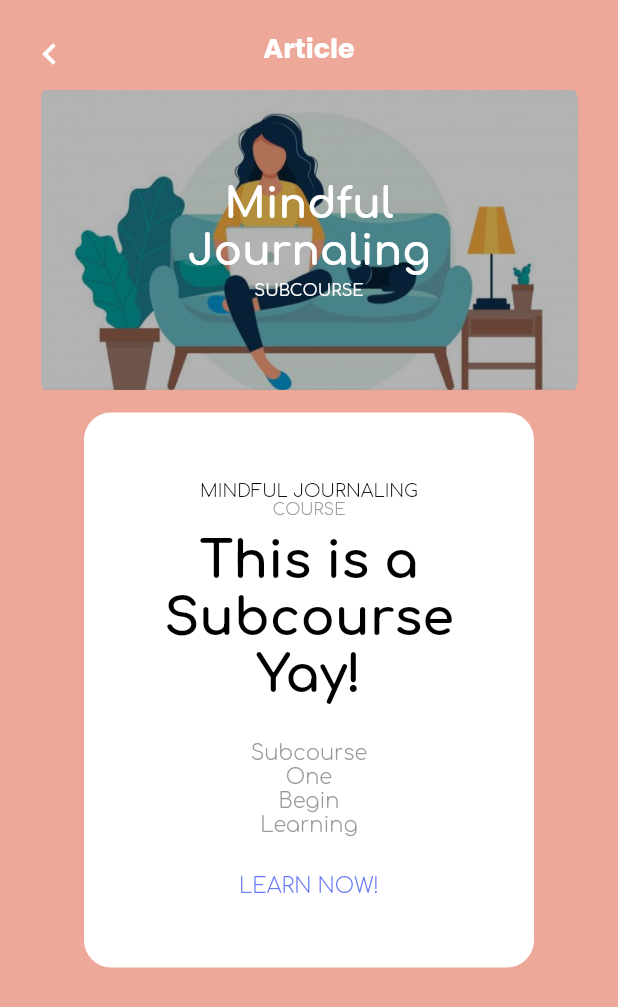
After one commit to ibrahimmm999/Milestone02_K14, a Flutter app: the SubCoursesPage screen opened by its route, on a phone screen of 412 x 824 dp. The commit adds this screen. Shown: the top 1007 px of the screen. Run offline on Flutter 3.47's test engine with Material 2 defaults, Android fonts, the phone set to English and light mode, and no system bars; our stand-ins replace bloc, cloud_firestore, equatable, firebase_auth, firebase_core, flutter_bloc and 2 more; accounts and stored records are empty.

Commit message:
Buat subcourse page 2-1 sudah jadi tinggal configure backend nya saja

```diff
--- a/src/lib/main.dart
+++ b/src/lib/main.dart
@@ -6,6 +6,7 @@ import 'package:milestone/ui/settings_page.dart';
 import 'package:milestone/ui/sign_in_page.dart';
 import 'package:milestone/ui/sign_up_page.dart';
 import 'package:milestone/ui/splash_page.dart';
+import 'package:milestone/ui/subcourses_page.dart';
 import 'package:milestone/ui/transition_page.dart';
 
 import 'cubit/auth_cubit.dart';
@@ -36,6 +37,7 @@ class MyApp extends StatelessWidget {
           '/landing-page': (context) => LandingPage(),
           '/transition-page': (context) => TransitionPage(),
           '/settings-page': (context) => SettingsPage(),
+          '/subcourses-page': (context) => SubCoursesPage(),
 
           //'/main': (context) => MainPage(),
         },
--- a/src/lib/shared/theme.dart
+++ b/src/lib/shared/theme.dart
@@ -36,6 +36,12 @@ TextStyle darkGreyTextStyle = GoogleFonts.poppins(color: kDarkGreyColor);
 TextStyle purpleTextStyle = GoogleFonts.poppins(color: kPurpleColor);
 TextStyle blueTextStyle = GoogleFonts.poppins(color: kBlueColor);
 
+// SUBCOURSE TEXT STYLE
+TextStyle courseStyleTitle = GoogleFonts.comfortaa(color: kWhiteColor);
+TextStyle courseStyleBlack = GoogleFonts.comfortaa(color: kBlackColor);
+TextStyle courseStyleGrey = GoogleFonts.comfortaa(color: kGreyColor);
+TextStyle courseStylePurple = GoogleFonts.comfortaa(color: kPurpleColor);
+
 // FONT WEIGHT
 FontWeight light = FontWeight.w300;
 FontWeight reguler = FontWeight.w400;
--- /dev/null
+++ b/src/lib/ui/subcourses_page.dart
@@ -0,0 +1,202 @@
+import 'package:milestone/shared/theme.dart';
+import 'package:flutter/material.dart';
+
+class SubCoursesPage extends StatelessWidget {
+  const SubCoursesPage({Key? key}) : super(key: key);
+
+  @override
+  Widget build(BuildContext context) {
+    Widget appbar() {
+      return Container(
+        padding: const EdgeInsets.only(right: 9, left: 9, top: 14),
+        width: double.infinity,
+        height: 50,
+        decoration: BoxDecoration(color: kPinkColor),
+        child: Row(
+          mainAxisAlignment: MainAxisAlignment.spaceBetween,
+          children: [
+            IconButton(
+                onPressed: () {
+                  if (Navigator.canPop(context)) {
+                    Navigator.pop(context);
+                  } else {}
+                },
+                icon: Icon(
+                  Icons.keyboard_arrow_left,
+                  size: 28,
+                  color: kWhiteColor,
+                )),
+            Text(
+              'Article',
+              style: whiteTextStyle.copyWith(fontSize: 18, fontWeight: bold),
+            ),
+            IconButton(
+                onPressed: () {
+                  if (Navigator.canPop(context)) {
+                    Navigator.pop(context);
+                  } else {}
+                },
+                icon: Icon(
+                  Icons.keyboard_arrow_right,
+                  size: 28,
+                  color: kPinkColor,
+                )),
+          ],
+        ),
+      );
+    }
+
+    Widget courseTitle() {
+      return Container(
+          margin: const EdgeInsets.only(right: 2, left: 2, top: 10),
+          width: double.infinity,
+          height: 200,
+          child: Stack(
+            children: <Widget>[
+              Container(
+                alignment: Alignment.center,
+                child: Image.asset(
+                  'assets/subcourses_card.png',
+                  height: 250,
+                  width: double.infinity,
+                  fit: BoxFit.cover,
+                ),
+              ),
+              Center(
+                  child: Column(
+                    mainAxisSize: MainAxisSize.max,
+                    mainAxisAlignment: MainAxisAlignment.center,
+                    children: [
+                      Text(
+                        'Mindful',
+                        style: courseStyleTitle.copyWith(fontWeight: FontWeight.bold, fontSize: 28.0),
+                        maxLines: 2,
+                        overflow: TextOverflow.ellipsis,
+                      ),
+                      Text(
+                        'Journaling',
+                        style: courseStyleTitle.copyWith(fontWeight: FontWeight.bold, fontSize: 28.0),
+                        maxLines: 2,
+                        overflow: TextOverflow.ellipsis,
+                      ),
+                      SizedBox(
+                        height: 5,
+                      ),
+                      Text(
+                        'SUBCOURSE',
+                        style: courseStyleTitle.copyWith(fontSize: 11.0),
+                        maxLines: 2,
+                        overflow: TextOverflow.ellipsis,
+                      ),
+                    ],
+                  )
+                  ),
+            ],
+          ),
+      );
+    }
+
+    Widget courseContent() {
+      return Container(
+        height: 370,
+        width: 300,
+        margin: EdgeInsets.only(top: 15, left: 2, right: 2),
+        decoration: BoxDecoration(
+            color: kWhiteColor,
+            borderRadius: BorderRadius.circular(18)),
+        child: Center(
+            child: Column(
+              mainAxisSize: MainAxisSize.max,
+              mainAxisAlignment: MainAxisAlignment.center,
+              children: [
+                Text(
+                  'MINDFUL JOURNALING',
+                  style: courseStyleBlack.copyWith(fontWeight: FontWeight.w100, fontSize: 12.0),
+                  maxLines: 2,
+                  overflow: TextOverflow.ellipsis,
+                ),
+                Text(
+                  'COURSE',
+                  style: courseStyleGrey.copyWith(fontWeight: FontWeight.w100, fontSize: 11.0),
+                  maxLines: 2,
+                  overflow: TextOverflow.ellipsis,
+                ),
+                SizedBox(
+                  height: 10,
+                ),
+                Text(
+                  'This is a',
+                  style: courseStyleBlack.copyWith(fontWeight: FontWeight.bold, fontSize: 34.0),
+                  maxLines: 3,
+                  overflow: TextOverflow.ellipsis,
+                ),
+                Text(
+                  'Subcourse',
+                  style: courseStyleBlack.copyWith(fontWeight: FontWeight.bold, fontSize: 34.0),
+                  maxLines: 3,
+                  overflow: TextOverflow.ellipsis,
+                ),
+                Text(
+                  'Yay!',
+                  style: courseStyleBlack.copyWith(fontWeight: FontWeight.bold, fontSize: 34.0),
+                  maxLines: 3,
+                  overflow: TextOverflow.ellipsis,
+                ),
+                SizedBox(
+                  height: 25,
+                ),
+                Text(
+                  'Subcourse',
+                  style: courseStyleGrey.copyWith(fontWeight: FontWeight.w100, fontSize: 14.0),
+                  maxLines: 2,
+                  overflow: TextOverflow.ellipsis,
+                ),
+                Text(
+                  'One',
+                  style: courseStyleGrey.copyWith(fontWeight: FontWeight.w100, fontSize: 14.0),
+                  maxLines: 2,
+                  overflow: TextOverflow.ellipsis,
+                ),
+                Text(
+                  'Begin',
+                  style: courseStyleGrey.copyWith(fontWeight: FontWeight.w100, fontSize: 14.0),
+                  maxLines: 2,
+                  overflow: TextOverflow.ellipsis,
+                ),
+                Text(
+                  'Learning',
+                  style: courseStyleGrey.copyWith(fontWeight: FontWeight.w100, fontSize: 14.0),
+                  maxLines: 2,
+                  overflow: TextOverflow.ellipsis,
+                ),
+                SizedBox(
+                  height: 25,
+                ),
+                Text(
+                  'LEARN NOW!',
+                  style: courseStylePurple.copyWith(fontWeight: FontWeight.w100, fontSize: 14.0),
+                  maxLines: 2,
+                  overflow: TextOverflow.ellipsis,
+                ),
+              ],
+            )
+        ),
+      );
+    }
+
+    return Scaffold(
+      backgroundColor: kPinkColor,
+      body: ListView(
+        children: [
+          appbar(),
+          Container(
+              margin: const EdgeInsets.symmetric(horizontal: 25),
+              width: double.infinity,
+              child: Column(
+                children: [courseTitle(), courseContent()],
+              )
+          )],
+      ),
+    );
+  }
+}
```
Also changed, not shown: src/assets/subcourses_card.png (added), src/pubspec.lock, 1 other file.
